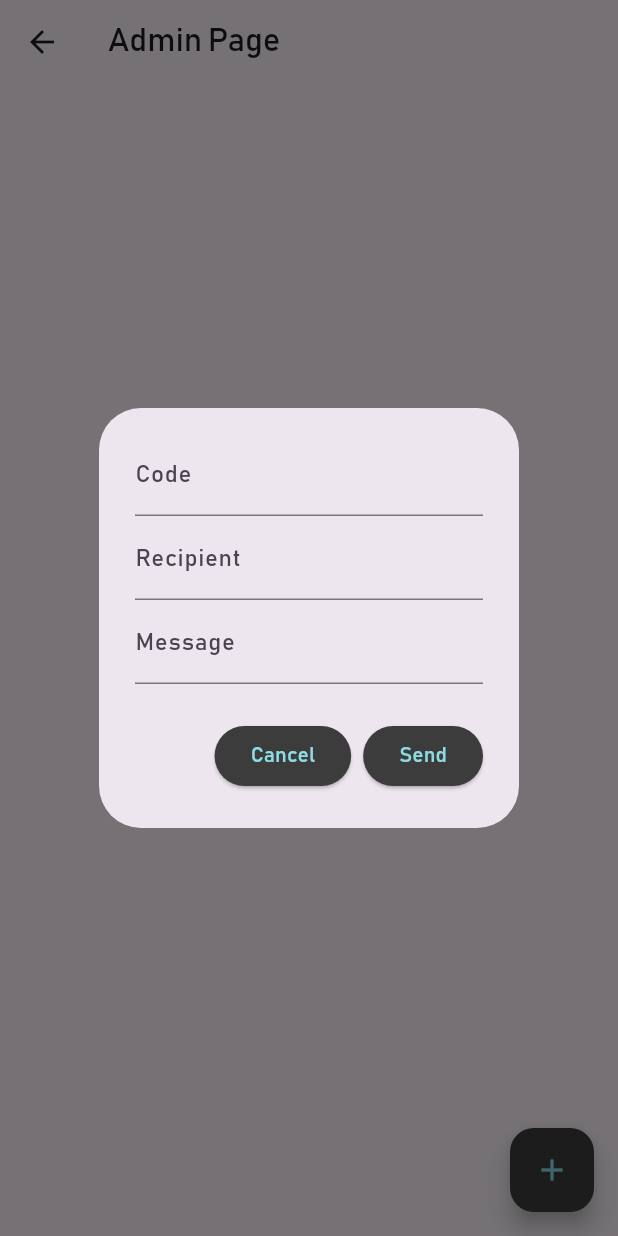
After one commit to suadmai/-everyone, a Flutter app: the AdminPage screen opened directly, after a tap on the "add" icon, on a phone screen of 412 x 824 dp. The commit adds this screen. Run offline on Flutter 3.47's test engine with Material 3 defaults, Android fonts, the phone set to English and light mode, and no system bars; our stand-ins replace animated_text_kit, cloud_firestore, firebase_core; accounts and stored records are empty.

Commit message:
trying to host

```diff
--- /dev/null
+++ b/deareveryone/lib/adminPage.dart
@@ -0,0 +1,145 @@
+import 'package:cloud_firestore/cloud_firestore.dart';
+import 'package:flutter/material.dart';
+import 'package:firebase_core/firebase_core.dart';
+import 'firebase_options.dart';
+import 'package:animated_text_kit/animated_text_kit.dart';
+import 'main.dart';
+
+class AdminPage extends StatefulWidget {
+  const AdminPage({Key? key}) : super(key: key);
+
+//this page is to create new letters and view if they have been read
+
+  @override
+  _AdminPageState createState() => _AdminPageState();
+}
+
+class _AdminPageState extends State<AdminPage> {
+
+  final _formKey = GlobalKey<FormState>();
+  Letter newLetter = Letter();
+
+
+  void writeLetter() {
+    showDialog(
+      context: context,
+      builder: (BuildContext context) {
+        return AlertDialog(
+          content: Form(
+            key: _formKey,
+            child: Column(
+              mainAxisSize: MainAxisSize.min,
+              children: <Widget>[
+                TextFormField(
+                  decoration: const InputDecoration(
+                    labelText: 'Code',
+                  ),
+                  validator: (value) {
+                    if (value == null || value.isEmpty) {
+                      return 'Please enter the recipient\'s code';
+                    }
+                    return null;
+                  },
+                  onSaved: (value) {
+                    newLetter.code = value;
+                  },
+                ),
+                TextFormField(
+                  decoration: const InputDecoration(
+                    labelText: 'Recipient',
+                  ),
+                  validator: (value) {
+                    if (value == null || value.isEmpty) {
+                      return 'Please enter the recipient\'s name';
+                    }
+                    return null;
+                  },
+                  onSaved: (value) {
+                    newLetter.recipient = value;
+                  },
+                ),
+                TextFormField(
+                  minLines: 1,
+                  maxLines: 5,
+                  decoration: const InputDecoration(
+                    labelText: 'Message',
+                    hintText: 'Enter the message',
+                  ),
+                  validator: (value) {
+                    if (value == null || value.isEmpty) {
+                      return 'Please enter a message';
+                    }
+                    return null;
+                  },
+                  onSaved: (value) {
+                    newLetter.message = value;
+                  },
+                ),
+              ],
+            ),
+          ),
+          actions: <Widget>[
+            ElevatedButton(
+                    style: ElevatedButton.styleFrom(
+                      backgroundColor: Color(0xFF3C3C3C)
+                    ),
+                    onPressed: (){
+                      Navigator.pop(context);
+                    },
+                    child: const Text('Cancel', style: TextStyle(color: Color(0xFF8ddce3)),),
+            ),
+            ElevatedButton(
+                    style: ElevatedButton.styleFrom(
+                      backgroundColor: Color(0xFF3C3C3C)
+                    ),
+              onPressed: () {
+                if (_formKey.currentState!.validate()) {
+                  _formKey.currentState!.save();
+                  //save the letter to the database
+                  //givethe letter firestore id the same as the code
+                  FirebaseFirestore.instance.collection('letters').doc(newLetter.code).set({
+                    'recipient': newLetter.recipient,
+                    'message': newLetter.message,
+                    'read': false,
+                  });
+                  print('Letter sent');
+                  Navigator.pop(context);
+                }
+              },
+              child: const Text('Send', style: TextStyle(color: Color(0xFF8ddce3)),),
+            ),
+          ],
+        );
+      },
+      );
+  }
+
+  @override
+  void initState() {
+    super.initState();
+  }
+
+  @override
+  Widget build(BuildContext context) {
+    return Scaffold(
+      appBar: AppBar(
+        title: Text('Admin Page'),
+      ),
+      body: const Center(
+        child: Column(
+          mainAxisAlignment: MainAxisAlignment.center,
+          children: <Widget>[
+            SizedBox(height: 20),
+          ],
+        ),
+      ),
+      floatingActionButton: FloatingActionButton(
+        onPressed: () {
+          writeLetter();
+        },
+        backgroundColor: const Color(0xFF3C3C3C),
+        child: const Icon(Icons.add, color: Color(0xFF8ddce3)),
+      ),
+    );
+  }
+}
```
Also changed, not shown: deareveryone/lib/main.dart (+102 -18 lines), firebase.json (added), 5 other files.
